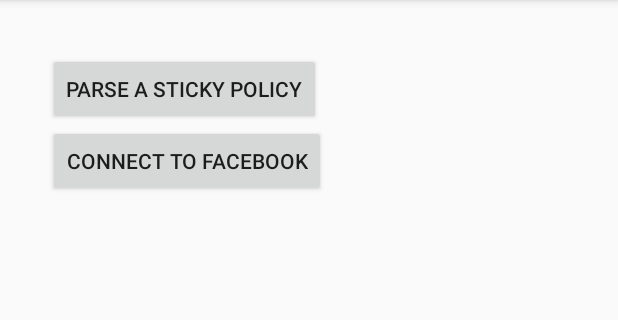
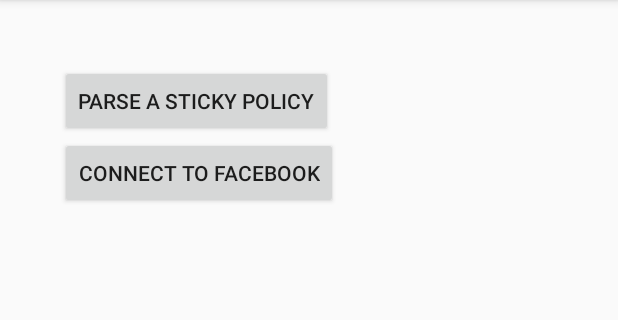
Before and after one commit to ShurayukiHime/StickyPolicies, an Android app: the screen it shows after launch (MainActivity), on a phone screen of 412 x 824 dp, the part 84-404 px from its top. Run offline under Robolectric (Android 15) with nearby library versions, the phone set to English and light mode, and no system bars.

```diff
--- a/StickyPolicies/app/src/main/java/com/example/giada/stickypoliciesapp/MainActivity.java
+++ b/StickyPolicies/app/src/main/java/com/example/giada/stickypoliciesapp/MainActivity.java
@@ -4,10 +4,9 @@
 import android.content.Intent;
 import android.support.v7.app.AppCompatActivity;
 import android.os.Bundle;
+import android.util.Log;
 import android.view.View;
 import android.widget.Button;
-import com.facebook.FacebookSdk;
-import com.facebook.appevents.AppEventsLogger;
 
 public class MainActivity extends AppCompatActivity {
 
@@ -23,6 +22,7 @@
         mSwitchToXmlParsingButton.setOnClickListener(new View.OnClickListener() {
             @Override
             public void onClick(View v) {
+                Log.d("MainActivity", "Xml button Clicked!");
                 Context context = MainActivity.this;
                 Class destinationActivity = XmlParserActivity.class;
                 Intent startXmlParser = new Intent(context, destinationActivity);
@@ -30,12 +30,11 @@
             }
         });
 
-        setContentView(R.layout.activity_main);
-
         mConnectToFacebookButton = (Button) findViewById(R.id.connect_to_facebook);
         mConnectToFacebookButton.setOnClickListener(new View.OnClickListener() {
             @Override
             public void onClick(View v) {
+                Log.d("MainActivity", "Facebook button Clicked!");
                 Context context = MainActivity.this;
                 Class destinationActivity = ConnectToFacebookActivity.class;
                 Intent connectToSocial = new Intent(context, destinationActivity);
--- a/StickyPolicies/app/src/main/res/layout/activity_main.xml
+++ b/StickyPolicies/app/src/main/res/layout/activity_main.xml
@@ -6,13 +6,25 @@
     android:layout_height="match_parent"
     tools:context="com.example.giada.stickypoliciesapp.MainActivity">
 <LinearLayout xmlns:android="http://schemas.android.com/apk/res/android"
-    android:layout_width="368dp"
-    android:layout_height="495dp"
+    android:layout_width="0dp"
+    android:layout_height="0dp"
     android:paddingLeft="16dp"
     android:paddingRight="16dp"
     android:orientation="vertical"
-    tools:layout_editor_absoluteY="8dp"
-    tools:layout_editor_absoluteX="8dp">
+    tools:layout_constraintTop_creator="1"
+    tools:layout_constraintRight_creator="1"
+    tools:layout_constraintBottom_creator="1"
+    android:layout_marginStart="8dp"
+    app:layout_constraintBottom_toBottomOf="parent"
+    android:layout_marginEnd="8dp"
+    app:layout_constraintRight_toRightOf="parent"
+    android:layout_marginTop="8dp"
+    tools:layout_constraintLeft_creator="1"
+    android:layout_marginBottom="8dp"
+    app:layout_constraintLeft_toLeftOf="parent"
+    app:layout_constraintTop_toTopOf="parent"
+    android:layout_marginLeft="8dp"
+    android:layout_marginRight="8dp">
     <TextView
         android:layout_width="wrap_content"
         android:layout_height="wrap_content"
@@ -25,7 +37,8 @@
         android:layout_width="wrap_content"
         android:layout_height="wrap_content"
         android:id="@+id/switch_to_xml_parser"
-        android:text="Parse a Sticky Policy"
+        android:text="@string/parse_a_sticky_policy"
+        android:layout_marginStart="16dp"
         android:layout_marginLeft="16dp"
         app:layout_constraintLeft_toLeftOf="parent"
         app:layout_constraintTop_toTopOf="parent"
@@ -36,8 +49,9 @@
         android:layout_width="wrap_content"
         android:layout_height="wrap_content"
         android:layout_marginLeft="16dp"
-        android:text="connect to facebook"
+        android:layout_marginStart="16dp"
+        android:text="@string/connect_to_facebook"
         app:layout_constraintLeft_toLeftOf="parent"
-        tools:layout_editor_absoluteY="73dp" />
+        tools:layout_editor_absoluteY="71dp" />
 </LinearLayout>
 </android.support.constraint.ConstraintLayout>
--- a/StickyPolicies/app/src/main/res/values/strings.xml
+++ b/StickyPolicies/app/src/main/res/values/strings.xml
@@ -2,5 +2,9 @@
     <string name="app_name">StickyPoliciesApp</string>
     <string name="facebook_app_id">2153066514920326</string>
     <string name="fb_login_protocol_scheme">fb2153066514920326</string>
-
+    <string name="app_id">2153066514920326</string>
+    <string name="parse_a_sticky_policy">Parse a Sticky Policy</string>
+    <string name="connect_to_facebook">connect to facebook</string>
+    <string name="parse_policy">Parse Policy!</string>
+    <string name="dummy_policy">bozzaxmlpolicy.txt</string>
 </resources>
```
Also changed, not shown: StickyPolicies/app/src/main/AndroidManifest.xml (+18 -0 lines), StickyPolicies/app/src/main/java/com/example/giada/stickypoliciesapp/ConnectToFacebookActivity.java (+76 -0 lines), StickyPolicies/app/src/main/java/com/example/giada/stickypoliciesapp/XmlParserActivity.java (+13 -9 lines), StickyPolicies/app/src/main/res/layout/activity_connect_to_facebook.xml (+6 -4 lines), StickyPolicies/app/src/main/res/layout/activity_xml_parser.xml (+14 -5 lines), StickyPolicies/app/src/main/res/raw/bozzaxmlpolicy.txt (added, +11 -0 lines).
